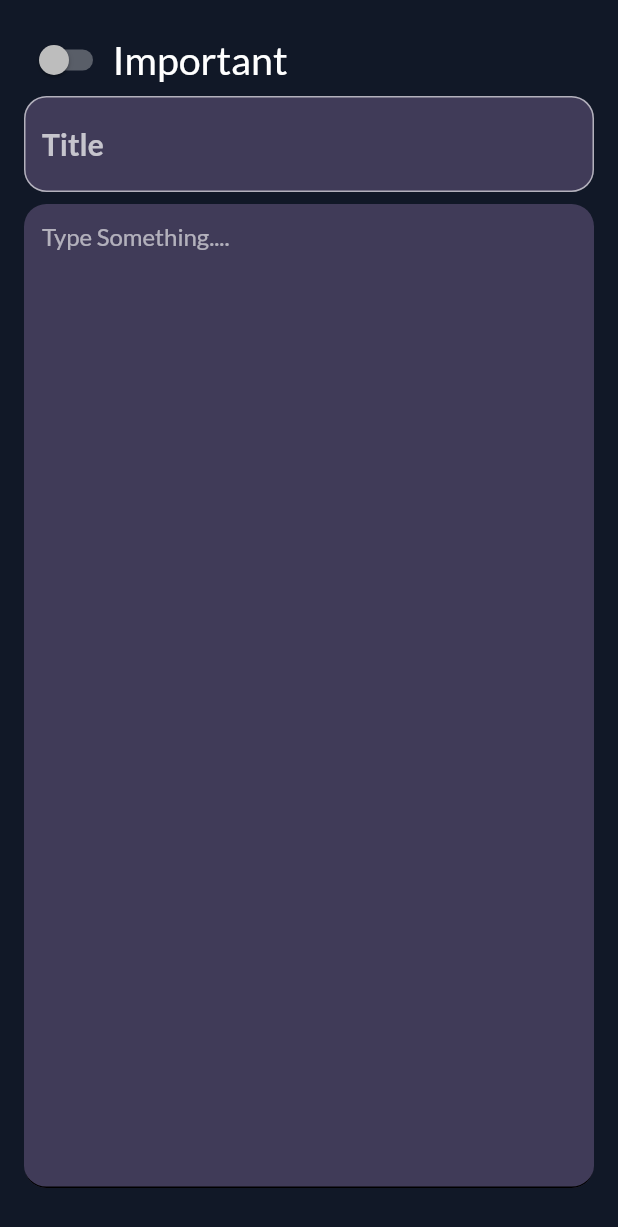
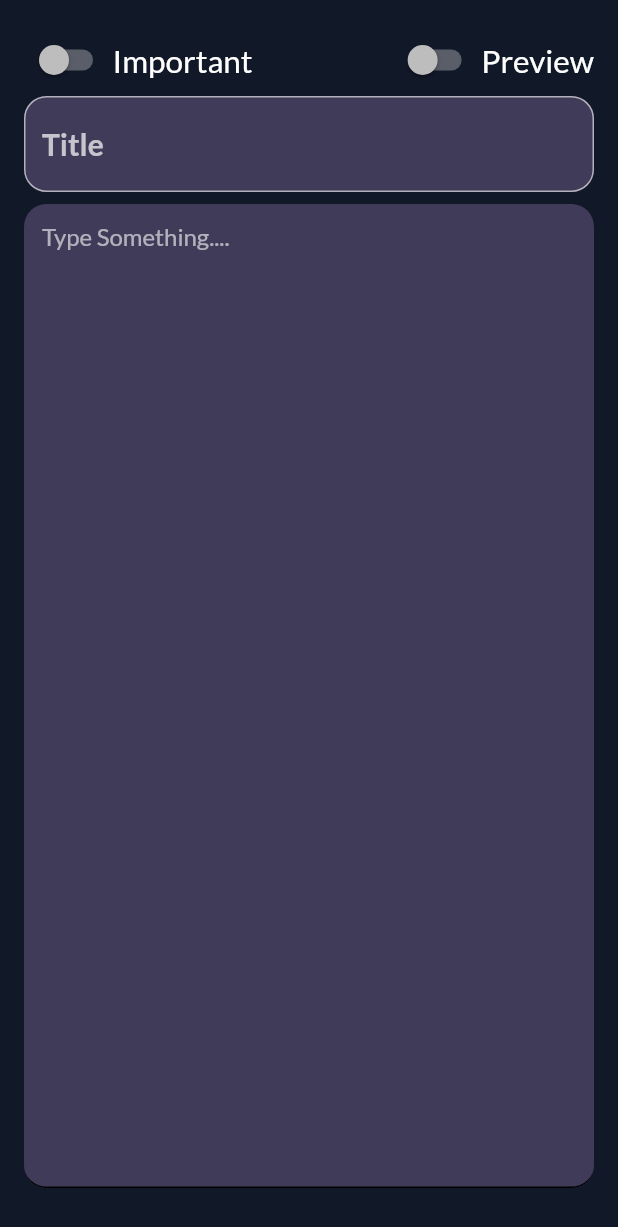
Before and after one commit to achintya-7/your_notes, a Flutter app: the NoteFormWidget widget shown alone on an empty page, opened directly with empty values, on a phone screen of 412 x 824 dp. Shown: the top 1227 px of the screen. Run offline on Flutter 3.47's test engine with Material 3 defaults, Android fonts, the phone set to English and light mode, and no system bars; our stand-ins replace flutter_markdown, google_fonts, local_auth, sqflite, velocity_x; accounts and stored records are empty.

```diff
--- a/lib/widgets/note_form_widget.dart
+++ b/lib/widgets/note_form_widget.dart
@@ -1,6 +1,8 @@
 // ignore_for_file: prefer_const_constructors
 
 import 'package:flutter/material.dart';
+import 'package:flutter_markdown/flutter_markdown.dart';
+import 'package:notesapp/widgets/markdown_rendered.dart';
 import 'package:notesapp/widgets/theme.dart';
 import 'package:velocity_x/velocity_x.dart';
 
@@ -8,18 +10,22 @@ class NoteFormWidget extends StatelessWidget {
   final bool? isImportant;
   final String? title;
   final String? description;
+  final bool? isPreview;
   final ValueChanged<bool> onChangedImportant;
   final ValueChanged<String> onChangedTitle;
   final ValueChanged<String> onChangedDescription;
+  final ValueChanged<bool> onChangedIsText;
 
   const NoteFormWidget({
     super.key,
     this.isImportant,
     this.title,
     this.description,
+    this.isPreview,
     required this.onChangedImportant,
     required this.onChangedTitle,
     required this.onChangedDescription,
+    required this.onChangedIsText,
   });
 
   @override
@@ -28,19 +34,20 @@ class NoteFormWidget extends StatelessWidget {
       padding: EdgeInsets.all(16),
       child: Column(
         mainAxisSize: MainAxisSize.min,
+        crossAxisAlignment: CrossAxisAlignment.start,
         children: [
           Row(
             children: [
-              Switch(
-                value: isImportant ?? false,
-                onChanged: onChangedImportant,
-              ),
-              "Important".text.xl3.white.make()
+              Switch(value: isImportant ?? false, onChanged: onChangedImportant),
+              "Important".text.xl2.white.make(),
+              const Spacer(),
+              Switch(value: isPreview ?? false, onChanged: onChangedIsText),
+              "Preview".text.xl2.white.make(),
             ],
           ),
           buildTitle(),
           SizedBox(height: 8),
-          buildDescription(),
+          isPreview! ? MarkDownRenderer(data: description ?? "") : buildDescription(),
           SizedBox(height: 16),
         ],
       ),
@@ -64,19 +71,6 @@ class NoteFormWidget extends StatelessWidget {
           hintStyle: TextStyle(color: Colors.white70),
           fillColor: Mytheme.darkBluishColor,
           filled: true,
-
-          // enabledBorder: UnderlineInputBorder(
-          //   borderSide: BorderSide(color: Colors.black),
-          //   borderRadius: BorderRadius.circular(15),
-          // ),
-          // focusedBorder: OutlineInputBorder(
-          //   borderSide: BorderSide(color: Colors.black),
-          //   borderRadius: BorderRadius.circular(15),
-          // ),
-          // errorBorder: OutlineInputBorder(
-          //   borderSide: BorderSide(color: Colors.red),
-          //   borderRadius: BorderRadius.circular(15),
-          // ),
         ),
         validator: (title) => title != null && title.isEmpty ? 'Title cannot be empty' : null,
         onChanged: onChangedTitle,
```
Also changed, not shown: lib/pages/add_edit_note_page.dart (+6 -9 lines), lib/pages/note_detail_page.dart (+12 -7 lines), lib/widgets/markdown_rendered.dart (added, +20 -0 lines), lib/widgets/note_cart_widget.dart (+4 -6 lines).
